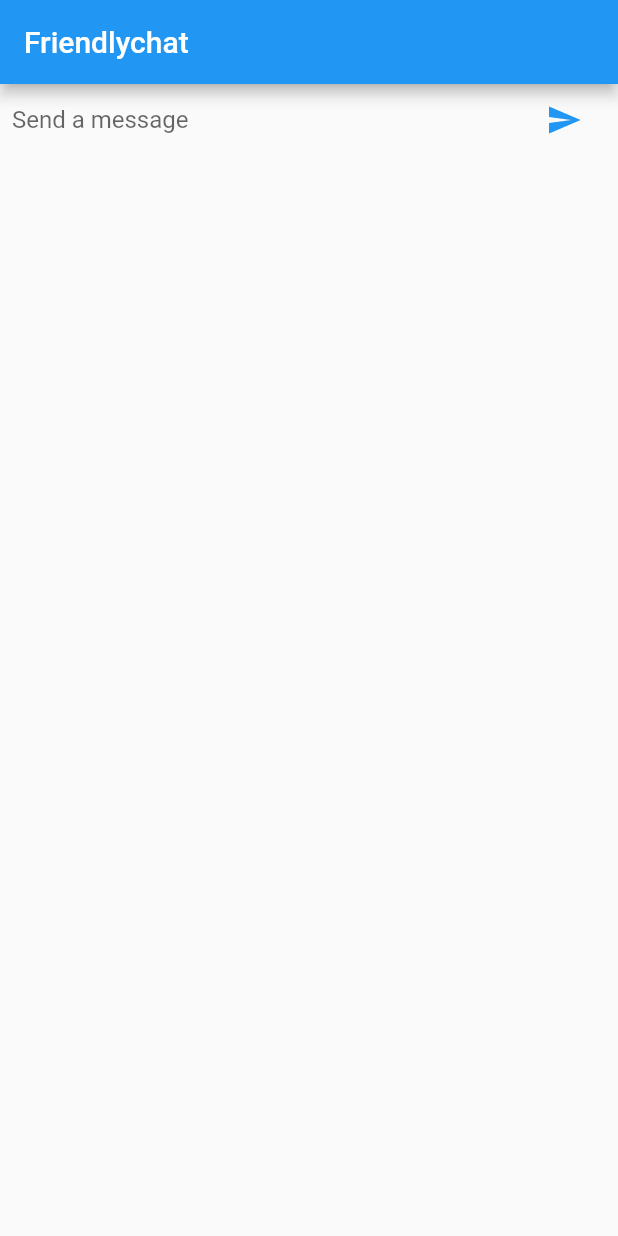
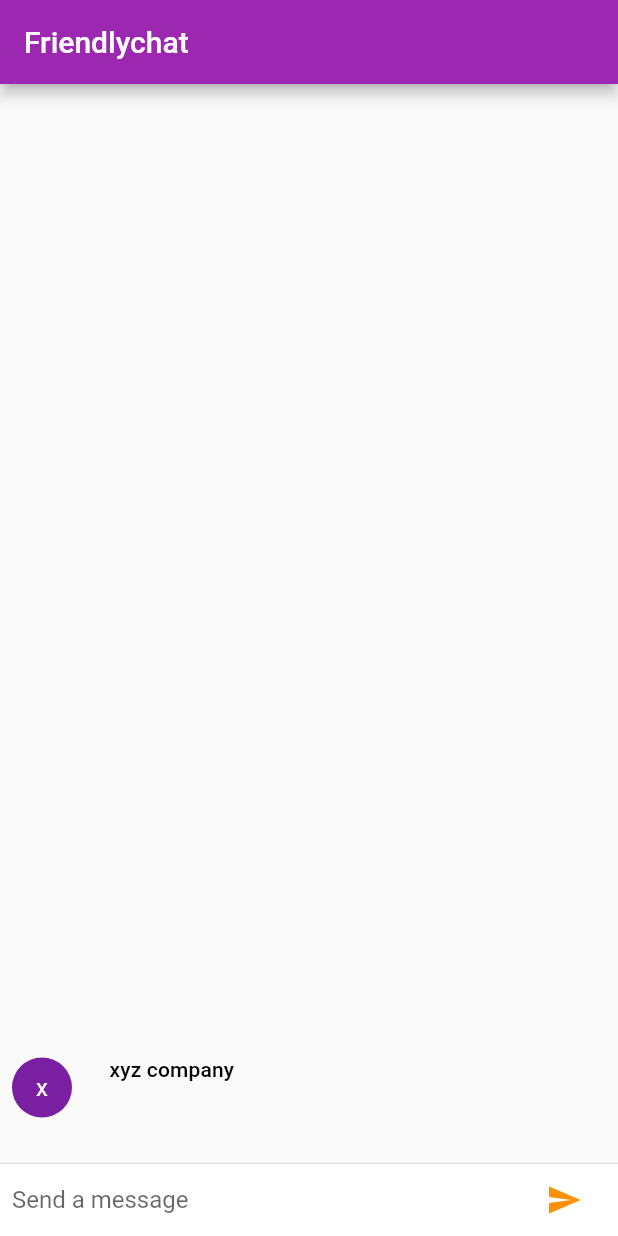
Before and after one commit to mesutbunaldi/futterTrainingLayouts, a Flutter app: the screen it shows after launch, after a tap on the "send" icon, on a phone screen of 412 x 824 dp. Run offline on Flutter 3.47's test engine with Material 2 defaults, Android fonts, the phone set to English and light mode, and no system bars.

Commit message:
last release

```diff
--- a/lib/main.dart
+++ b/lib/main.dart
@@ -1,5 +1,8 @@
+import 'package:flutter/foundation.dart';
 import 'package:flutter/material.dart';
-const String _name = "Your Name";
+import 'package:flutter/cupertino.dart';
+
+const String _name = "xyz company";
 void main() {
   runApp(new FriendlychatApp());
 }
@@ -9,6 +12,9 @@ class FriendlychatApp extends StatelessWidget {
   Widget build(BuildContext context) {
     return new MaterialApp(
       title: "Friendlychat",
+      theme: defaultTargetPlatform == TargetPlatform.iOS
+          ? kIOSTheme
+          : kDefaultTheme,
       home: new ChatScreen(),
     );
   }
@@ -19,9 +25,22 @@ class ChatScreen extends StatefulWidget {
   State createState() => new ChatScreenState();
 }
 
-class ChatScreenState extends State<ChatScreen> {
+final ThemeData kIOSTheme = new ThemeData(
+  primarySwatch: Colors.orange,
+  primaryColor: Colors.grey[100],
+  primaryColorBrightness: Brightness.light,
+);
+
+final ThemeData kDefaultTheme = new ThemeData(
+  primarySwatch: Colors.purple,
+  accentColor: Colors.orangeAccent[400],
+);
+
+class ChatScreenState extends State<ChatScreen> with TickerProviderStateMixin {
 //underscore is private data member for the class
+  final List<ChatMessage> _messages = <ChatMessage>[];
   final TextEditingController _textController = new TextEditingController();
+  bool _isComposing = false;
 
   Widget _buildTextComposer() {
     return new IconTheme(
@@ -33,6 +52,13 @@ class ChatScreenState extends State<ChatScreen> {
             new Flexible(
               child: new TextField(
                 controller: _textController,
+                onChanged: (String text) {
+                  //new
+                  setState(() {
+                    //new
+                    _isComposing = text.length > 0; //new
+                  }); //new
+                },
                 onSubmitted: _handleSubmitted,
                 decoration:
                     new InputDecoration.collapsed(hintText: "Send a message"),
@@ -40,7 +66,15 @@ class ChatScreenState extends State<ChatScreen> {
             ),
             new Container(
               margin: new EdgeInsets.symmetric(horizontal: 4.0),
-              child: new IconButton(
+              child: Theme.of(context).platform == TargetPlatform.iOS
+                  ? new CupertinoButton(
+                      //new
+                      child: new Text("Send"), //new
+                      onPressed: _isComposing //new
+                          ? () => _handleSubmitted(_textController.text) //new
+                          : null,
+                    )
+                  : new IconButton(
                       icon: new Icon(Icons.send),
                       onPressed: () => _handleSubmitted(_textController.text)),
             ),
@@ -50,43 +84,99 @@ class ChatScreenState extends State<ChatScreen> {
     );
   }
 
+  @override
+  void dispose() {
+    for (ChatMessage message in _messages)
+      message.animationController.dispose();
+    super.dispose();
+  }
+
   void _handleSubmitted(String text) {
     _textController.clear();
+    setState(() {
+      //new
+      _isComposing = false; //new
+    });
+    ChatMessage message = new ChatMessage(
+      text: text,
+      animationController: new AnimationController(
+        //new
+        duration: new Duration(milliseconds: 1000), //new
+        vsync: this, //new
+      ), //new
+    ); //new
+    setState(() {
+      _messages.insert(0, message);
+    });
+    message.animationController.forward(); //new
   }
 
   @override
   Widget build(BuildContext context) {
     return new Scaffold(
-      appBar: new AppBar(title: new Text("Friendlychat")),
-      body: _buildTextComposer(),
+      appBar: new AppBar(
+        title: new Text("Friendlychat"),
+        elevation: Theme.of(context).platform == TargetPlatform.iOS ? 0.0 : 4.0,
+      ),
+      body: new Column(
+        //modified
+        children: <Widget>[
+          //new
+          new Flexible(
+            //new
+            child: new ListView.builder(
+              //new
+              padding: new EdgeInsets.all(8.0), //new
+              reverse: true, //new
+              itemBuilder: (_, int index) => _messages[index], //new
+              itemCount: _messages.length, //new
+            ), //new
+          ), //new
+          new Divider(height: 1.0), //new
+          new Container(
+            //new
+            decoration:
+                new BoxDecoration(color: Theme.of(context).cardColor), //new
+            child: _buildTextComposer(), //modified
+          ), //new
+        ], //new
+      ), //new
     );
   }
 }
+
 class ChatMessage extends StatelessWidget {
-  ChatMessage({this.text});
+  ChatMessage({this.text, this.animationController});
   final String text;
+  final AnimationController animationController;
   @override
   Widget build(BuildContext context) {
-    return new Container(
-      margin: const EdgeInsets.symmetric(vertical: 10.0),
+    return new FadeTransition(
+      opacity: new CurvedAnimation(
+          parent: animationController, curve: Curves.bounceIn),
+      child: new Container(
+        margin: const EdgeInsets.symmetric(vertical: 20.0),
         child: new Row(
           crossAxisAlignment: CrossAxisAlignment.start,
           children: <Widget>[
             new Container(
-            margin: const EdgeInsets.only(right: 16.0),
+              margin: const EdgeInsets.only(right: 25.0),
               child: new CircleAvatar(child: new Text(_name[0])),
             ),
-          new Column(
+            new Expanded(
+              child: new Column(
                 crossAxisAlignment: CrossAxisAlignment.start,
                 children: <Widget>[
-              new Text(_name, style: Theme.of(context).textTheme.subhead),
+                  new Text(_name, style: Theme.of(context).textTheme.subtitle),
                   new Container(
-                margin: const EdgeInsets.only(top: 5.0),
+                    margin: const EdgeInsets.only(top: 10.0),
                     child: new Text(text),
                   ),
                 ],
               ),
+            ),
           ],
+        ),
       ),
     );
   }
```
Lines whose indentation alone changed are shown as unchanged.
